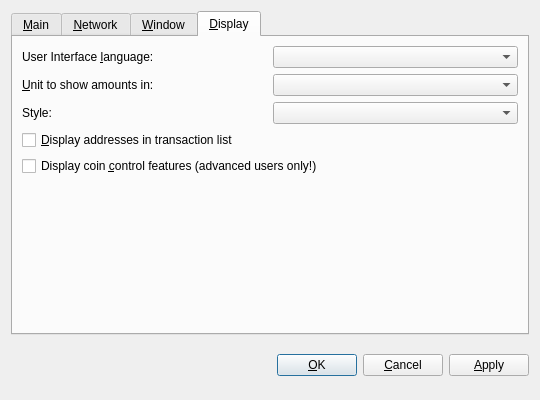
gridcoin-community/Gridcoin-Research, file src/qt/forms/optionsdialog.ui: the form before one commit.
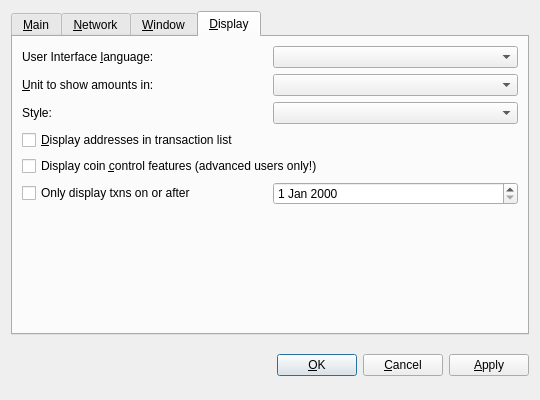
The form after the commit. The open tabs and pages were chosen to show the change. Custom widgets are drawn as their Qt base class.

Commit message: Implements a transactiontablemodel date filter

Patch:
```diff
--- a/src/qt/forms/optionsdialog.ui
+++ b/src/qt/forms/optionsdialog.ui
@@ -392,6 +392,24 @@
          </property>
         </widget>
        </item>
+       <item>
+        <layout class="QHBoxLayout" name="horizontalLayout_4_Display">
+         <item>
+          <widget class="QCheckBox" name="limitTxnDisplayCheckBox">
+           <property name="text">
+            <string>Only display txns on or after </string>
+           </property>
+          </widget>
+         </item>
+         <item>
+          <widget class="QDateEdit" name="limitTxnDisplayDateEdit">
+           <property name="toolTip">
+            <string>Setting this will cause the transaction table to only display transactions created on or after this date.</string>
+           </property>
+          </widget>
+         </item>
+        </layout>
+       </item>
        <item>
         <spacer name="verticalSpacer_Display">
          <property name="orientation">
```
Left out of the diff: 2 changed lines with no effect on the pictures. The commit also changes 9 other files.
